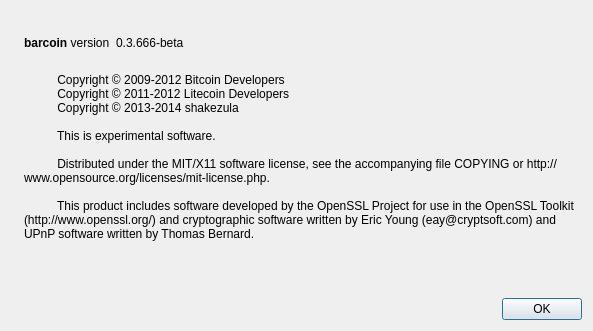
First picture: the form in src/qt/forms/aboutdialog.ui, repository ozman911/karacoin, before the edit.
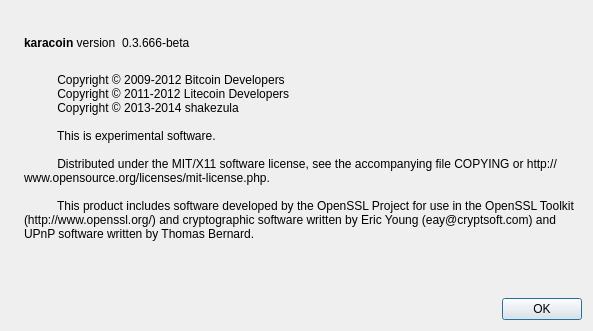
Second picture: the form after the edit. Icons and pictures are not drawn.

Patch:
```diff
--- a/src/qt/forms/aboutdialog.ui
+++ b/src/qt/forms/aboutdialog.ui
@@ -50,7 +50,7 @@
           <cursorShape>IBeamCursor</cursorShape>
          </property>
          <property name="text">
-          <string>&lt;b&gt;barcoin&lt;/b&gt; version</string>
+          <string>&lt;b&gt;karacoin&lt;/b&gt; version</string>
          </property>
          <property name="textInteractionFlags">
           <set>Qt::LinksAccessibleByMouse|Qt::TextSelectableByKeyboard|Qt::TextSelectableByMouse</set>
```
Left out of the diff: 2 changed lines with no effect on the pictures.
